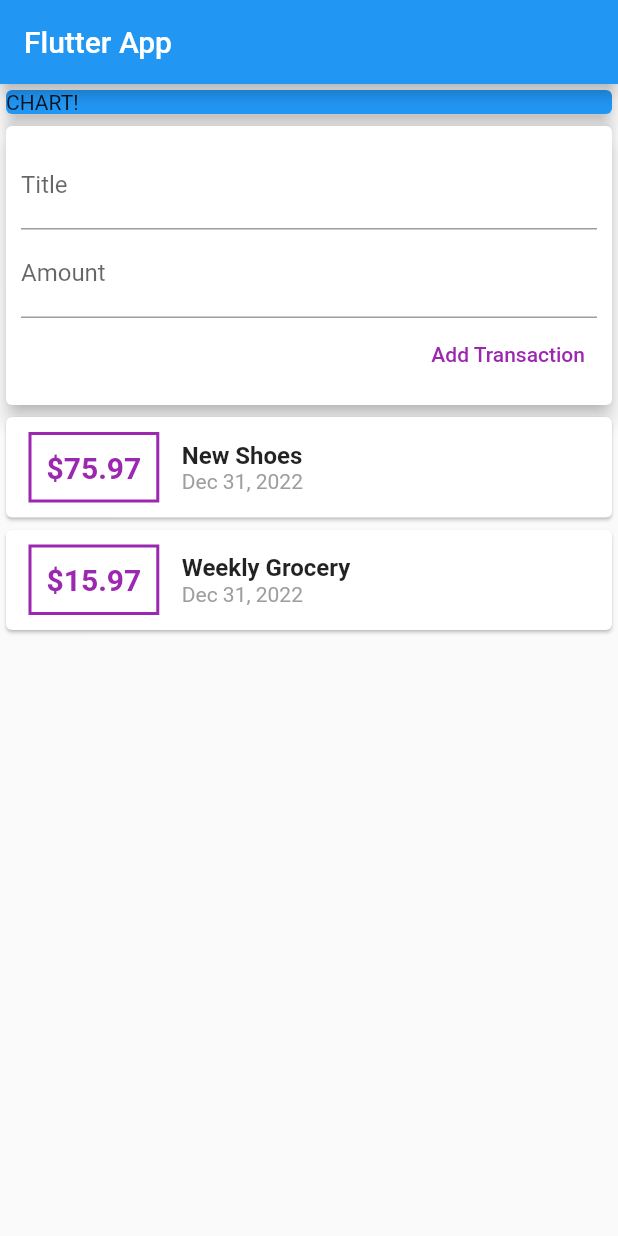
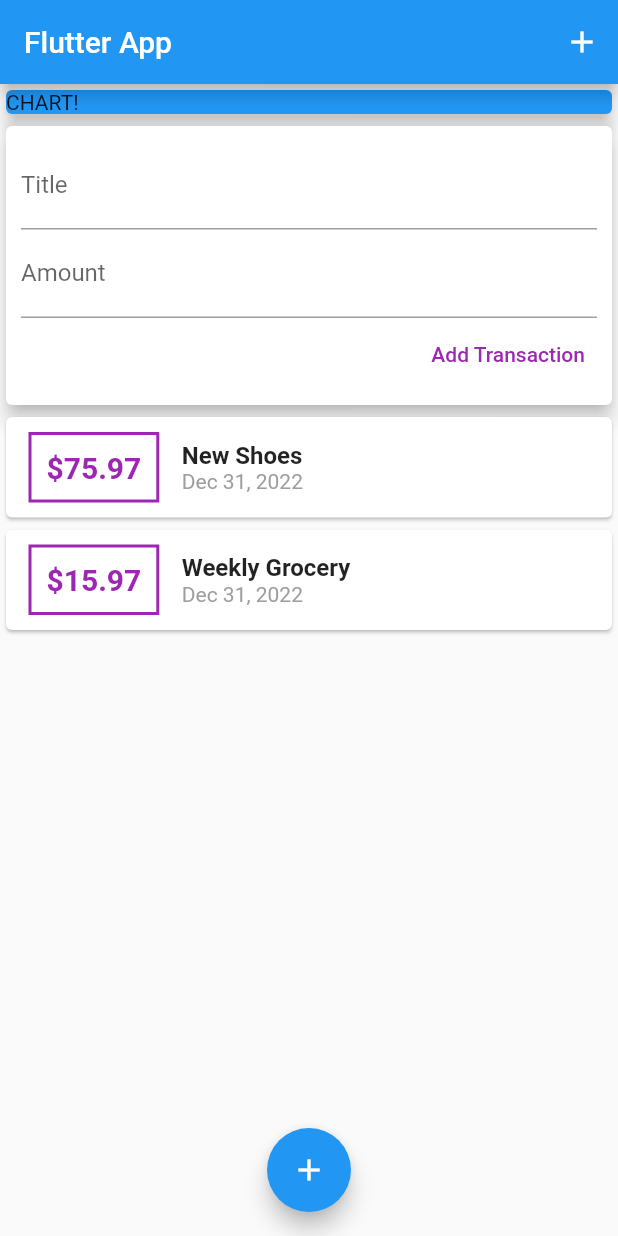
Before and after one commit to haile-12-21-23/expense_planner, a Flutter app: the screen it shows after launch, on a phone screen of 412 x 824 dp. Run offline on Flutter 3.47's test engine with Material 2 defaults, Android fonts, the phone set to English and light mode, and no system bars.

Commit message:
adding floating action button

```diff
--- a/lib/main.dart
+++ b/lib/main.dart
@@ -29,9 +29,12 @@ class MyHomePage extends StatelessWidget {
   @override
   Widget build(BuildContext context) {
     return Scaffold(
-        appBar: AppBar(
-          title: const Text('Flutter App'),
-        ),
+      appBar: AppBar(title: const Text('Flutter App'), actions: [
+        IconButton(
+          icon: const Icon(Icons.add),
+          onPressed: () {},
+        )
+      ]),
       body: SingleChildScrollView(
         child: Column(
           crossAxisAlignment: CrossAxisAlignment.stretch,
@@ -47,6 +50,12 @@ class MyHomePage extends StatelessWidget {
             const UserTransactions()
           ],
         ),
-        ));
+      ),
+      floatingActionButtonLocation: FloatingActionButtonLocation.centerFloat,
+      floatingActionButton: FloatingActionButton(
+        child: const Icon(Icons.add),
+        onPressed: () {},
+      ),
+    );
   }
 }
```
Lines whose indentation alone changed are shown as unchanged.
